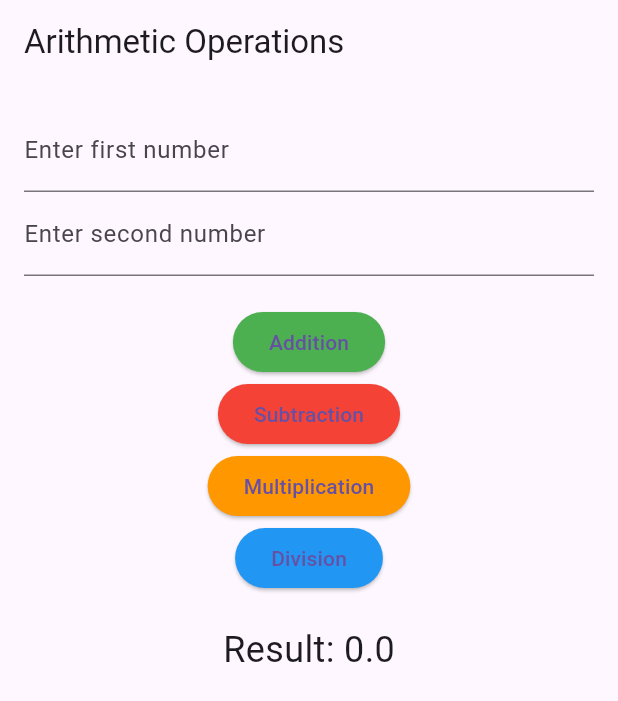
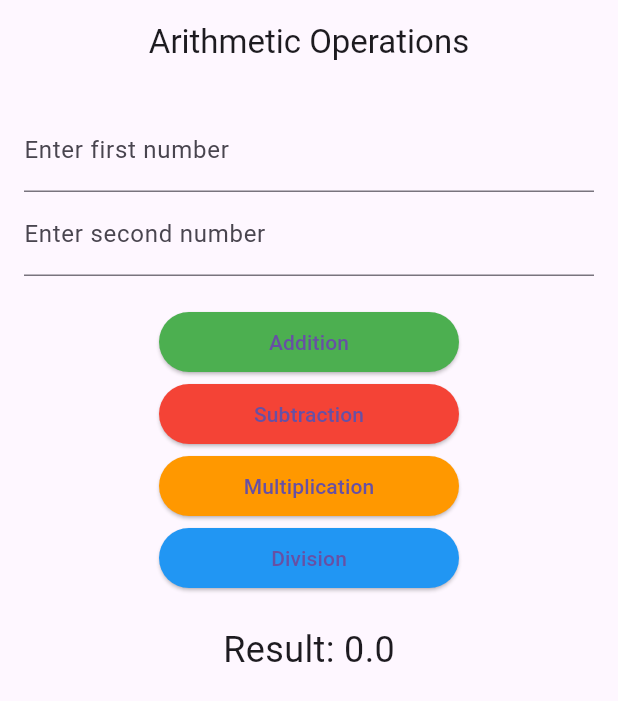
Before and after one commit to jhonrneilebuan/Arithmetic, a Flutter app: the screen it shows after launch, on a phone screen of 412 x 824 dp. Shown: the top 701 px of the screen. Run offline on Flutter 3.47's test engine with Material 3 defaults, Android fonts, the phone set to English and light mode, and no system bars.

Commit message:
second commit

```diff
--- a/lib/arithmetic.dart
+++ b/lib/arithmetic.dart
@@ -1,28 +1,28 @@
 import 'package:flutter/material.dart';
 import 'values/button.dart';
 
-// Pangunahing widget ng home page
 class MyHomePage extends StatefulWidget {
+  const MyHomePage({super.key});
+
   @override
   _MyHomePageState createState() => _MyHomePageState();
 }
 
-// State ng home page na may user input at operation
 class _MyHomePageState extends State<MyHomePage> {
-  // Controllers para sa text fields
+
   final TextEditingController _controller1 = TextEditingController();
   final TextEditingController _controller2 = TextEditingController();
 
-  // Variable para sa resulta
+
   double _result = 0.0;
 
-  // Function para magsagawa ng operation
+
   void _performOperation(String operation) {
     double num1 = double.tryParse(_controller1.text) ?? 0;
     double num2 = double.tryParse(_controller2.text) ?? 0;
 
     setState(() {
-      // Switch case para sa iba't ibang operation
+
       switch (operation) {
         case 'add':
           _result = num1 + num2;
@@ -35,6 +35,7 @@ class _MyHomePageState extends State<MyHomePage> {
           break;
         case 'divide':
           _result = num2 != 0 ? num1 / num2 : 0;
+
           break;
       }
     });
@@ -43,50 +44,63 @@ class _MyHomePageState extends State<MyHomePage> {
   @override
   Widget build(BuildContext context) {
     return Scaffold(
-      // App bar na may title
+
+
       appBar: AppBar(
-        title: Text('Arithmetic Operations'),
+        centerTitle: true,
+        title: const Text('Arithmetic Operations'),
       ),
       body: Padding(
         padding: const EdgeInsets.all(16.0),
         child: Column(
           children: [
-            // Text field para sa first number
             TextField(
               controller: _controller1,
-              decoration: InputDecoration(
+              decoration: const InputDecoration(
                 labelText: 'Enter first number',
               ),
-              keyboardType: TextInputType.numberWithOptions(decimal: true),
+              keyboardType: const TextInputType.numberWithOptions(decimal: true),
             ),
-            // Text field para sa 2nd number
+
             TextField(
               controller: _controller2,
-              decoration: InputDecoration(
+              decoration: const InputDecoration(
                 labelText: 'Enter second number',
               ),
-              keyboardType: TextInputType.numberWithOptions(decimal: true),
+              keyboardType: const TextInputType.numberWithOptions(decimal: true),
             ),
 
-            SizedBox(height: 20),
+            const SizedBox(height: 20),
             Column(
               mainAxisAlignment: MainAxisAlignment.spaceAround,
               children: [
-                // Button addition
-                buildButton('Addition', Colors.green, () => _performOperation('add')),
-                // Button subtraction
-                buildButton('Subtraction', Colors.red, () => _performOperation('subtract')),
-                // Button multiplication
-                buildButton('Multiplication', Colors.orange, () => _performOperation('multiply')),
-                // Button division
-                buildButton('Division', Colors.blue, () => _performOperation('divide')),
+                SizedBox(
+                width: 200,
+                  child: buildButton('Addition', Colors.green, () => _performOperation('add'))
+                ),
+                const SizedBox(width: 20),
+
+                SizedBox(
+                width: 200,
+                  child: buildButton('Subtraction', Colors.red, () => _performOperation('subtract'))
+
+                ),
+                SizedBox(
+                width: 200,
+                  child: buildButton('Multiplication', Colors.orange, () => _performOperation('multiply'))
+                ),
+
+                SizedBox(
+                width: 200,
+                  child: buildButton('Division', Colors.blue, () => _performOperation('divide'))
+                ),
               ],
             ),
-            SizedBox(height: 20),
+            const SizedBox(height: 20),
             // Display ng result
             Text(
               'Result: $_result',
-              style: TextStyle(fontSize: 24),
+              style: const TextStyle(fontSize: 24),
             ),
           ],
         ),
--- a/lib/main.dart
+++ b/lib/main.dart
@@ -1,27 +1,23 @@
 import 'package:arithmetic_app/arithmetic.dart';
 import 'package:flutter/material.dart';
 
-// Entry point ng Flutter app
 void main() {
-  runApp(MyApp());
+  runApp(const MyApp());
 }
 
-// Pangunahing klase ng application
 class MyApp extends StatelessWidget {
+  const MyApp({super.key});
+
   @override
   Widget build(BuildContext context) {
     return MaterialApp(
 
-      // Titulo ng app
       title: 'Arithmetic Operations',
-      // Itinatago ang debug banner
       debugShowCheckedModeBanner: false,
-      // Tema ng app
       theme: ThemeData(
         primarySwatch: Colors.blue,
       ),
-      // Unang screen ng app
-      home: MyHomePage(),
+      home: const MyHomePage(),
     );
   }
 }
--- a/lib/values/button.dart
+++ b/lib/values/button.dart
@@ -5,9 +5,9 @@ Widget buildButton(String text, Color color, VoidCallback onPressed) {
   return ElevatedButton(
     // Function na itatawag kapag na-press ang button
     onPressed: onPressed,
-    // Kulay ng button
+    // Color ng button
     style: ElevatedButton.styleFrom(backgroundColor: color),
-    // Teksto ng button
+    // Text ng button
     child: Text(text),
   );
 }
```
Also changed, not shown: 1 other file.
